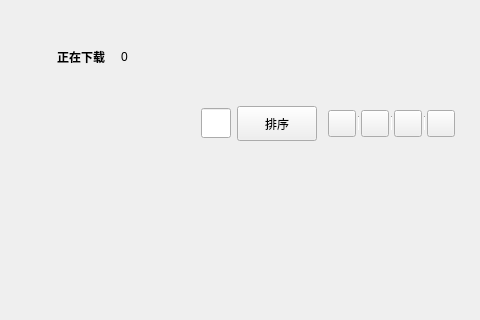
First picture: the form in KuGouStart/LocalDownload/LocalDownload.ui, repository a-mo-xi-wei/KuGouApp, before the edit; both pictures show x 380 to 860 and y 0 to 320 of the 860 by 526 pixel window.
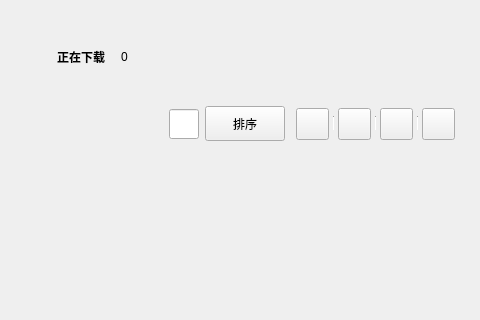
Second picture: the form after the edit. Custom widgets are drawn as their Qt base class.

Commit message: 调整smallWidget图标大小和间距

What changed in the file:
```diff
--- a/KuGouStart/LocalDownload/LocalDownload.ui
+++ b/KuGouStart/LocalDownload/LocalDownload.ui
@@ -589,7 +589,7 @@
        <widget class="QWidget" name="small_widget" native="true">
         <layout class="QHBoxLayout" name="horizontalLayout_14">
          <property name="spacing">
-          <number>2</number>
+          <number>4</number>
          </property>
          <property name="leftMargin">
           <number>5</number>
@@ -616,8 +616,8 @@
            </property>
            <property name="iconSize">
             <size>
-             <width>20</width>
-             <height>20</height>
+             <width>25</width>
+             <height>25</height>
             </size>
            </property>
           </widget>
@@ -668,8 +668,8 @@
            </property>
            <property name="iconSize">
             <size>
-             <width>20</width>
-             <height>20</height>
+             <width>25</width>
+             <height>25</height>
             </size>
            </property>
           </widget>
@@ -717,8 +717,8 @@
            </property>
            <property name="iconSize">
             <size>
-             <width>20</width>
-             <height>20</height>
+             <width>25</width>
+             <height>25</height>
             </size>
            </property>
           </widget>
@@ -766,8 +766,8 @@
            </property>
            <property name="iconSize">
             <size>
-             <width>20</width>
-             <height>20</height>
+             <width>25</width>
+             <height>25</height>
             </size>
            </property>
           </widget>
```
The commit also changes 1 other file.
